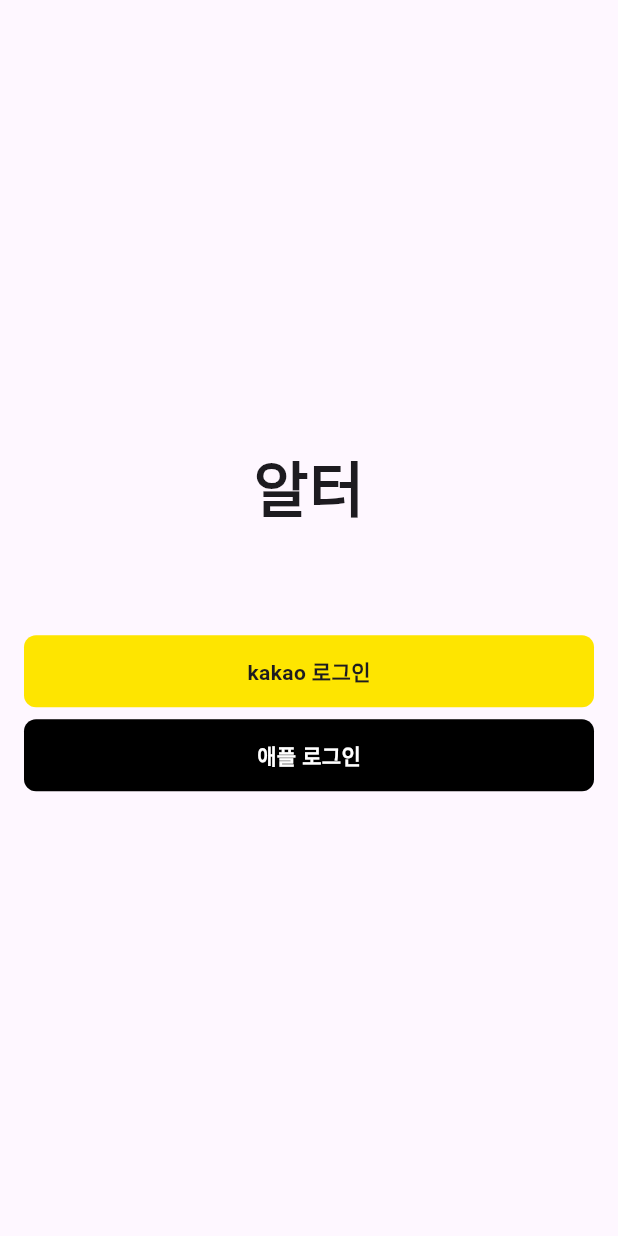
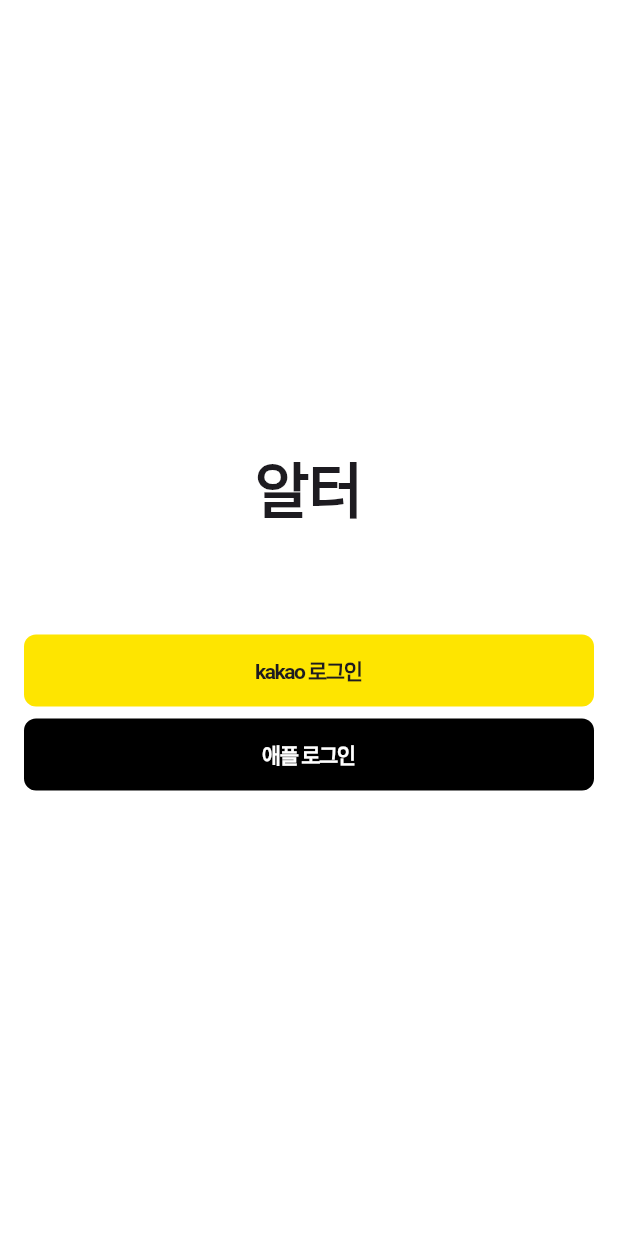
Before and after one commit to alter-app/alter-mobile, a Flutter app: the LoginPage screen opened directly, on a phone screen of 412 x 824 dp. Run offline on Flutter 3.47's test engine with Material 3 defaults, Android fonts, the phone set to English and light mode, and no system bars; our stand-ins replace envied, flutter_riverpod, flutter_secure_storage, gap, go_router, logger; missing offline and left inert: kakao_flutter_sdk_user; accounts and stored records are empty; Roboto replaces fonts that are missing (Pretendard); statements that could not run were skipped.

Commit message:
feat: 앱 테마 수정 및 적용

```diff
--- a/lib/common/theme/app_theme.dart
+++ b/lib/common/theme/app_theme.dart
@@ -2,21 +2,89 @@ import 'package:flutter/material.dart';
 
 class AppTheme {
   static ThemeData lightTheme = ThemeData(
+    scaffoldBackgroundColor: AppColor.white,
     fontFamily: 'Pretendard',
+    textTheme: _textTheme,
     primaryColor: AppColor.primary,
     appBarTheme: const AppBarTheme(
-      backgroundColor: AppColor.white,
+      backgroundColor: AppColor.primary,
       foregroundColor: AppColor.text,
     ),
+    elevatedButtonTheme: ElevatedButtonThemeData(
+      style: ElevatedButton.styleFrom(
+        shape: RoundedRectangleBorder(
+          borderRadius: BorderRadius.circular(8),
+          side: BorderSide.none,
+        ),
+        foregroundColor: AppColor.white,
+        backgroundColor: AppColor.primary,
+        textStyle: _textTheme.bodyMedium,
+      ),
+    ),
+    outlinedButtonTheme: OutlinedButtonThemeData(
+      style: OutlinedButton.styleFrom(
+        shape: RoundedRectangleBorder(borderRadius: BorderRadius.circular(8)),
+        side: const BorderSide(color: AppColor.primary, width: 1),
+        foregroundColor: Colors.black,
+        textStyle: const TextStyle(fontSize: 16),
+        minimumSize: const Size(64, 50),
+      ),
+    ),
     inputDecorationTheme: InputDecorationTheme(
-      contentPadding: const EdgeInsets.symmetric(horizontal: 30, vertical: 18),
+      filled: true,
+      fillColor: AppColor.gray[10]!,
+      contentPadding: const EdgeInsets.symmetric(horizontal: 16, vertical: 12),
       // 기본 입력폼
-      border: OutlineInputBorder(borderRadius: BorderRadius.circular(8)),
+      border: OutlineInputBorder(
+        borderRadius: BorderRadius.circular(8),
+        borderSide: BorderSide.none,
+      ),
       // 입력 가능 폼
-      enabledBorder: OutlineInputBorder(borderRadius: BorderRadius.circular(8)),
+      enabledBorder: OutlineInputBorder(
+        borderRadius: BorderRadius.circular(8),
+        borderSide: BorderSide(color: AppColor.gray[10]!, width: 1.0),
+      ),
       // 포커스 폼
       focusedBorder: OutlineInputBorder(borderRadius: BorderRadius.circular(8)),
+      hintStyle: TextStyle(color: AppColor.gray[40], fontSize: 16),
     ),
+  );
+
+  static final TextTheme _textTheme = const TextTheme(
+    // Title 1
+    titleLarge: TextStyle(
+      fontSize: 28,
+      fontWeight: FontWeight.w700,
+      height: 1.4,
+      letterSpacing: -1.0,
+    ),
+    // Title 2
+    titleMedium: TextStyle(
+      fontSize: 24,
+      fontWeight: FontWeight.w700,
+      height: 1.4,
+      letterSpacing: -1.0,
+    ),
+    // Sub Title 1
+    displayLarge: TextStyle(
+      fontSize: 20,
+      fontWeight: FontWeight.w700,
+      height: 1.4,
+      letterSpacing: -1.0,
+    ),
+    // Sub Title 2
+    displayMedium: TextStyle(
+      fontSize: 18,
+      fontWeight: FontWeight.w600,
+      height: 1.4,
+      letterSpacing: -1.0,
+    ),
+    // Body 1
+    bodyLarge: TextStyle(fontSize: 16, height: 1.4, letterSpacing: -1.0),
+    // Body 2
+    bodyMedium: TextStyle(fontSize: 14, height: 1.4, letterSpacing: -1.0),
+    // Body 3
+    bodySmall: TextStyle(fontSize: 12, height: 1.4, letterSpacing: -1.0),
   );
 }
 
@@ -24,8 +92,16 @@ class AppColor extends Color {
   AppColor(super.value);
 
   static const Color primary = Color(0xFF2DE283);
-  static const Color bg = Color(0xFFF4F4F4);
   static const Color text = Color(0xFF1F2823);
   static const Color white = Color(0xFFFFFFFF);
   static const Color black = Color(0xFF000000);
+  static const int _grayPrimaryValue = 0xFF767676;
+  static const MaterialColor gray =
+      MaterialColor(_grayPrimaryValue, <int, Color>{
+        10: Color(0xFFF6F6F6),
+        20: Color(0xFFD9D9D9),
+        30: Color(0xFFCBCBCB),
+        40: Color(0xFF999999),
+        50: Color(_grayPrimaryValue),
+      });
 }
--- a/lib/main.dart
+++ b/lib/main.dart
@@ -1,3 +1,4 @@
+import 'package:alter/common/theme/app_theme.dart';
 import 'package:alter/core/env.dart';
 import 'package:alter/core/router.dart';
 import 'package:flutter/material.dart';
@@ -18,6 +19,12 @@ class MyApp extends StatelessWidget {
 
   @override
   Widget build(BuildContext context) {
-    return MaterialApp.router(routerConfig: router);
+    return MaterialApp.router(
+      title: "wabiz",
+      theme: AppTheme.lightTheme,
+      darkTheme: ThemeData.dark(),
+      themeMode: ThemeMode.light,
+      routerConfig: router,
+    );
   }
 }
```
